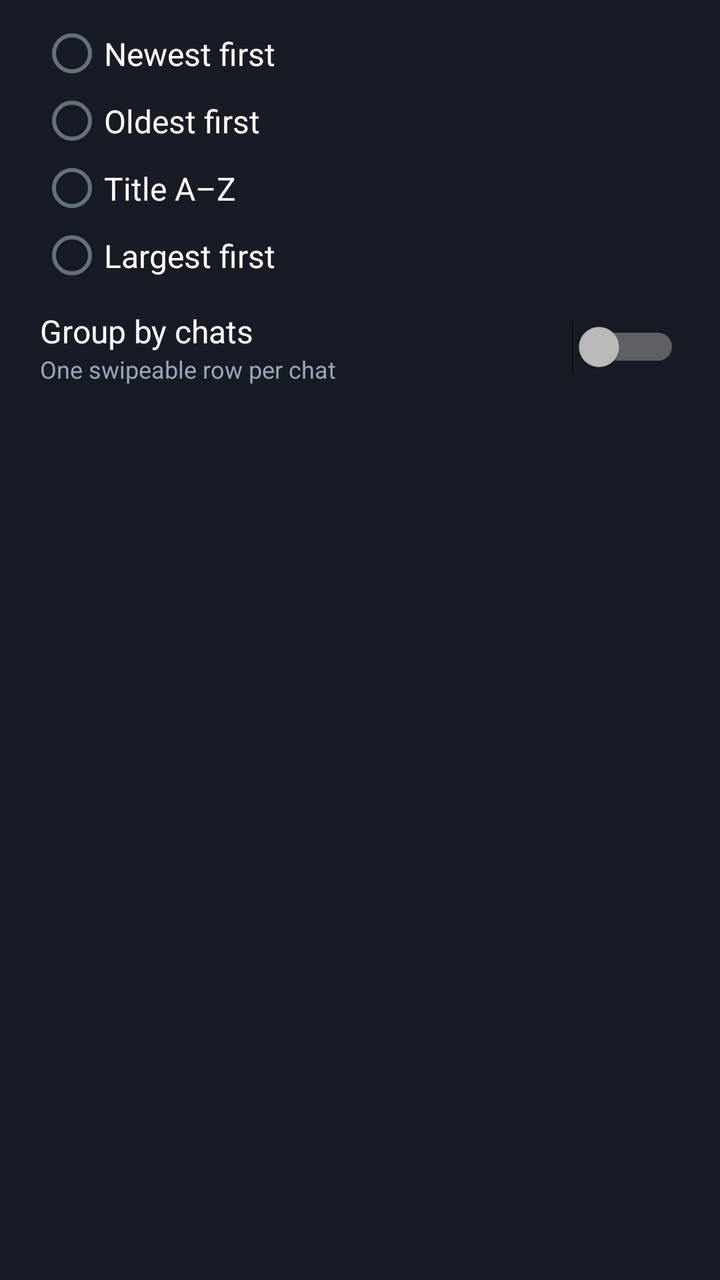
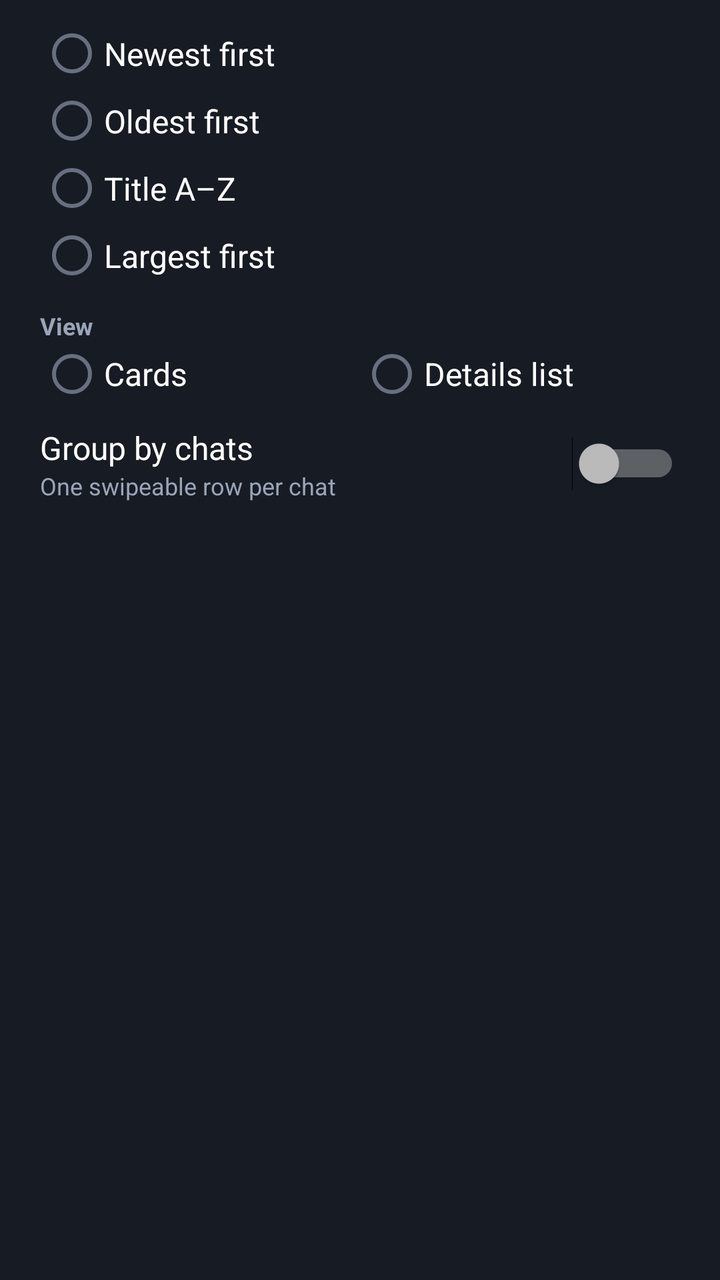

An Android layout rendered at two revisions. The XML below is the earlier revision; the diff shows what the commit changed to produce the second picture.
<!-- AndroidManifest.xml: application theme Theme.TGTVMobile -->
<!-- res/layout/dialog_sort.xml -->
<?xml version="1.0" encoding="utf-8"?>
<LinearLayout xmlns:android="http://schemas.android.com/apk/res/android"
    android:layout_width="match_parent"
    android:layout_height="wrap_content"
    android:orientation="vertical"
    android:paddingStart="20dp"
    android:paddingTop="10dp"
    android:paddingEnd="20dp"
    android:paddingBottom="4dp">

    <RadioGroup
        android:id="@+id/sortChoices"
        android:layout_width="match_parent"
        android:layout_height="wrap_content"
        android:orientation="vertical">

        <RadioButton
            android:id="@+id/rbNewest"
            android:layout_width="match_parent"
            android:layout_height="wrap_content"
            android:paddingTop="6dp"
            android:paddingBottom="6dp"
            android:text="Newest first"
            android:textColor="@color/text_primary"
            android:textSize="16sp" />

        <RadioButton
            android:id="@+id/rbOldest"
            android:layout_width="match_parent"
            android:layout_height="wrap_content"
            android:paddingTop="6dp"
            android:paddingBottom="6dp"
            android:text="Oldest first"
            android:textColor="@color/text_primary"
            android:textSize="16sp" />

        <RadioButton
            android:id="@+id/rbTitle"
            android:layout_width="match_parent"
            android:layout_height="wrap_content"
            android:paddingTop="6dp"
            android:paddingBottom="6dp"
            android:text="Title A–Z"
            android:textColor="@color/text_primary"
            android:textSize="16sp" />

        <RadioButton
            android:id="@+id/rbSize"
            android:layout_width="match_parent"
            android:layout_height="wrap_content"
            android:paddingTop="6dp"
            android:paddingBottom="6dp"
            android:text="Largest first"
            android:textColor="@color/text_primary"
            android:textSize="16sp" />
    </RadioGroup>

    <LinearLayout
        android:layout_width="match_parent"
        android:layout_height="wrap_content"
        android:layout_marginTop="10dp"
        android:gravity="center_vertical"
        android:orientation="horizontal">

        <LinearLayout
            android:layout_width="0dp"
            android:layout_height="wrap_content"
            android:layout_weight="1"
            android:orientation="vertical">

            <TextView
                android:layout_width="wrap_content"
                android:layout_height="wrap_content"
                android:text="Group by chats"
                android:textColor="@color/text_primary"
                android:textSize="16sp" />

            <TextView
                android:layout_width="wrap_content"
                android:layout_height="wrap_content"
                android:text="One swipeable row per chat"
                android:textColor="@color/text_secondary"
                android:textSize="12sp" />
        </LinearLayout>

        <Switch
            android:id="@+id/switchGroup"
            android:layout_width="wrap_content"
            android:layout_height="wrap_content" />
    </LinearLayout>
</LinearLayout>
<!-- resources referenced by this layout -->
<resources>
  <color name="text_primary">#FFFFFFFF</color>
  <color name="text_secondary">#FF9BA5B8</color>
  <style name="Theme.TGTVMobile" parent="Theme.AppCompat.NoActionBar">
          <item name="android:windowBackground">@color/bg</item>
          <item name="android:statusBarColor">@color/bg</item>
          <item name="android:navigationBarColor">@color/bg</item>
          <item name="android:windowLightStatusBar">false</item>
          <item name="colorAccent">@color/accent</item>
          <item name="android:colorAccent">@color/accent</item>
          <item name="colorPrimary">@color/accent</item>
          <item name="android:colorPrimary">@color/accent</item>
          <item name="colorPrimaryDark">@color/bg</item>
          <item name="android:colorPrimaryDark">@color/bg</item>
          <item name="android:textColorPrimary">@color/text_primary</item>
          <item name="android:textColorSecondary">@color/text_secondary</item>
          <item name="android:textColorHint">@color/text_hint</item>
          <item name="android:colorControlActivated">@color/accent</item>
          <item name="android:colorControlNormal">@color/text_hint</item>
      </style>
  <color name="bg">#FF171B23</color>
  <color name="accent">#FFE8353E</color>
  <color name="text_hint">#FF68707F</color>
</resources>

<!-- the commit's change to res/layout/dialog_sort.xml (unified diff, before → after) -->
@@ -55,6 +55,41 @@
             android:textSize="16sp" />
     </RadioGroup>
 
+    
+    <TextView
+        android:layout_width="wrap_content"
+        android:layout_height="wrap_content"
+        android:layout_marginTop="10dp"
+        android:text="View"
+        android:textColor="@color/text_secondary"
+        android:textSize="12sp"
+        android:textStyle="bold" />
+
+    <RadioGroup
+        android:id="@+id/viewChoices"
+        android:layout_width="match_parent"
+        android:layout_height="wrap_content"
+        android:orientation="horizontal">
+
+        <RadioButton
+            android:id="@+id/rbViewCards"
+            android:layout_width="0dp"
+            android:layout_height="wrap_content"
+            android:layout_weight="1"
+            android:text="Cards"
+            android:textColor="@color/text_primary"
+            android:textSize="16sp" />
+
+        <RadioButton
+            android:id="@+id/rbViewList"
+            android:layout_width="0dp"
+            android:layout_height="wrap_content"
+            android:layout_weight="1"
+            android:text="Details list"
+            android:textColor="@color/text_primary"
+            android:textSize="16sp" />
+    </RadioGroup>
+
     <LinearLayout
         android:layout_width="match_parent"
         android:layout_height="wrap_content"
